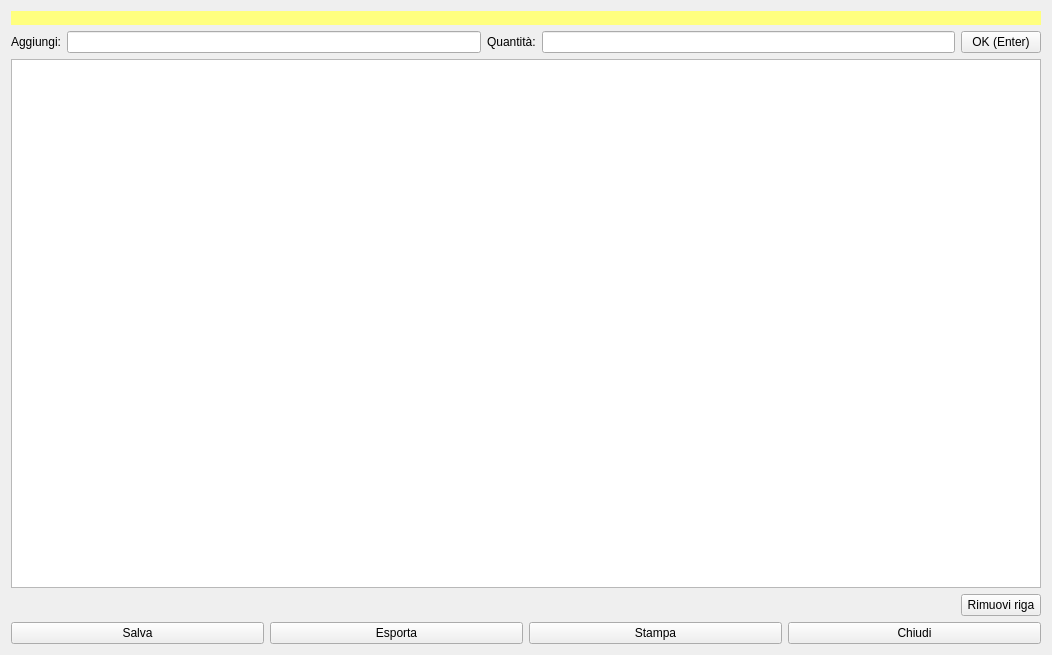
The window that hblender.ui (fblabs/hamlet-mod-sancon) describes before a commit, drawn with Qt 5.
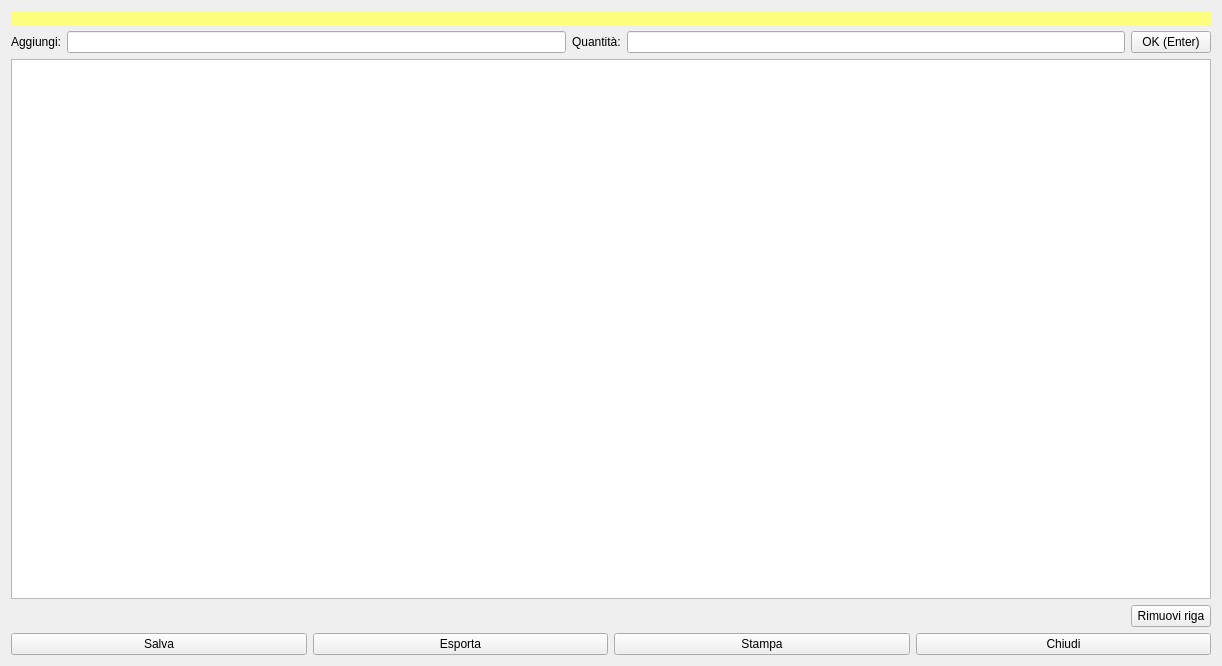
The same window after the commit. Icons and pictures are not drawn.

Patch:
```diff
--- a/hblender.ui
+++ b/hblender.ui
@@ -6,8 +6,8 @@
    <rect>
     <x>0</x>
     <y>0</y>
-    <width>1052</width>
-    <height>655</height>
+    <width>1222</width>
+    <height>666</height>
    </rect>
   </property>
   <property name="windowTitle">
```
